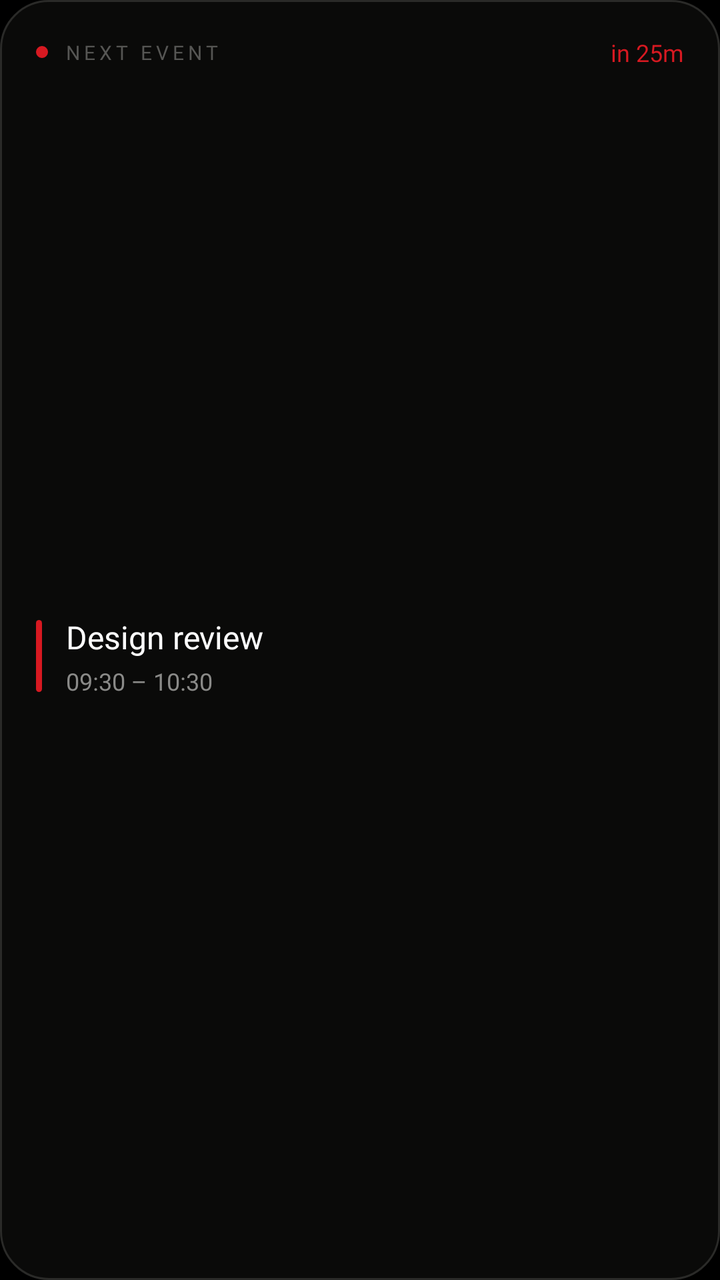
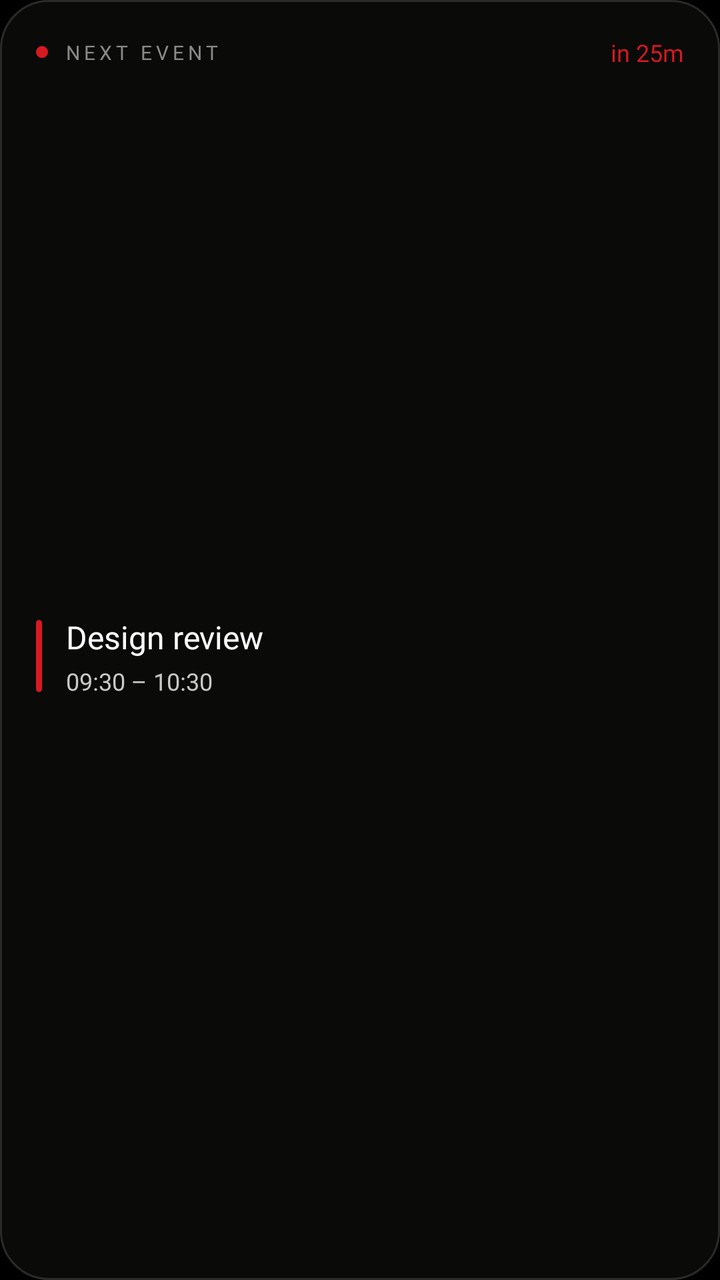

Two renders of the same Android screen: before a commit and after it. Below are the layout's source before the change and the commit's diff.
<!-- AndroidManifest.xml: application theme android:Theme.Black.NoTitleBar -->
<!-- res/layout/widget_preview_next_event.xml -->
<?xml version="1.0" encoding="utf-8"?>
<LinearLayout xmlns:android="http://schemas.android.com/apk/res/android"
    android:layout_width="match_parent"
    android:layout_height="match_parent"
    android:orientation="vertical"
    android:background="@drawable/widget_preview_bg"
    android:padding="18dp">

    <LinearLayout
        android:layout_width="match_parent"
        android:layout_height="wrap_content"
        android:orientation="horizontal"
        android:gravity="center_vertical">

        <ImageView
            android:layout_width="6dp"
            android:layout_height="6dp"
            android:background="@drawable/widget_preview_dot"
            android:importantForAccessibility="no" />

        <TextView
            android:layout_width="0dp"
            android:layout_height="wrap_content"
            android:layout_weight="1"
            android:layout_marginStart="8dp"
            android:text="NEXT EVENT"
            android:textColor="#565654"
            android:textSize="10sp"
            android:letterSpacing="0.2"
            android:fontFamily="@font/ntype82_mono" />

        <TextView
            android:layout_width="wrap_content"
            android:layout_height="wrap_content"
            android:text="in 25m"
            android:textColor="#D71921"
            android:textSize="12sp"
            android:fontFamily="@font/ndot55_regular" />
    </LinearLayout>

    <LinearLayout
        android:layout_width="match_parent"
        android:layout_height="0dp"
        android:layout_weight="1"
        android:orientation="horizontal"
        android:gravity="center_vertical">

        <ImageView
            android:layout_width="3dp"
            android:layout_height="36dp"
            android:background="@drawable/widget_preview_bar_red"
            android:importantForAccessibility="no" />

        <LinearLayout
            android:layout_width="match_parent"
            android:layout_height="wrap_content"
            android:layout_marginStart="12dp"
            android:orientation="vertical">

            <TextView
                android:layout_width="wrap_content"
                android:layout_height="wrap_content"
                android:text="Design review"
                android:textColor="#FFFFFF"
                android:textSize="16sp"
                android:maxLines="1"
                android:fontFamily="@font/ntype82_regular" />

            <TextView
                android:layout_width="wrap_content"
                android:layout_height="wrap_content"
                android:layout_marginTop="3dp"
                android:text="09:30 – 10:30"
                android:textColor="#8A8A88"
                android:textSize="12sp"
                android:fontFamily="@font/ndot55_regular" />
        </LinearLayout>
    </LinearLayout>
</LinearLayout>
<!-- resources referenced by this layout -->
<resources>
  <!-- drawable widget_preview_bar_red (drawable) -->
  <?xml version="1.0" encoding="utf-8"?>
  <shape xmlns:android="http://schemas.android.com/apk/res/android" android:shape="rectangle">
      <solid android:color="#D71921" />
      <corners android:radius="3dp" />
  </shape>
  <!-- drawable widget_preview_bg (drawable) -->
  <?xml version="1.0" encoding="utf-8"?>
  <shape xmlns:android="http://schemas.android.com/apk/res/android" android:shape="rectangle">
      <solid android:color="#0A0A09" />
      <corners android:radius="24dp" />
      <stroke android:width="1dp" android:color="#2A2A28" />
  </shape>
  <!-- drawable widget_preview_dot (drawable) -->
  <?xml version="1.0" encoding="utf-8"?>
  <shape xmlns:android="http://schemas.android.com/apk/res/android" android:shape="oval">
      <solid android:color="#D71921" />
      <size android:width="6dp" android:height="6dp" />
  </shape>
</resources>

<!-- the commit's change to res/layout/widget_preview_next_event.xml (unified diff, before → after) -->
@@ -24,7 +24,7 @@
             android:layout_weight="1"
             android:layout_marginStart="8dp"
             android:text="NEXT EVENT"
-            android:textColor="#565654"
+            android:textColor="#8A8A88"
             android:textSize="10sp"
             android:letterSpacing="0.2"
             android:fontFamily="@font/ntype82_mono" />
@@ -71,7 +71,7 @@
                 android:layout_height="wrap_content"
                 android:layout_marginTop="3dp"
                 android:text="09:30 – 10:30"
-                android:textColor="#8A8A88"
+                android:textColor="#C8C8C6"
                 android:textSize="12sp"
                 android:fontFamily="@font/ndot55_regular" />
         </LinearLayout>
